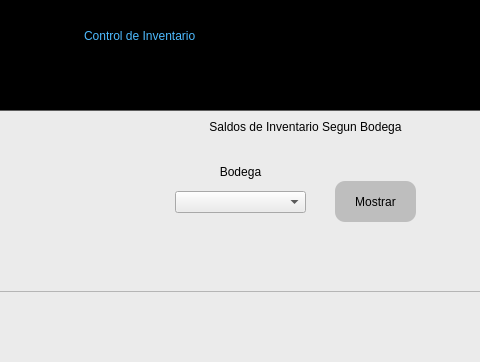
This is Interfaz/proyecto_program-2.ui in jbrenes1984/proj-yectoFinalGrupo4 as Qt 5 draws it before an edit; both pictures show x 296 to 776 and y 0 to 362 of the 994 by 681 pixel window. The edited form follows.
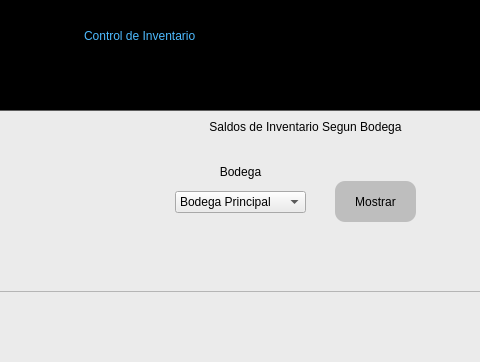
This is the edited form. The open tabs and pages were chosen to show the change.

```diff
--- a/Interfaz/proyecto_program-2.ui
+++ b/Interfaz/proyecto_program-2.ui
@@ -1878,11 +1878,6 @@
               <height>22</height>
              </rect>
             </property>
-            <item>
-             <property name="text">
-              <string/>
-             </property>
-            </item>
             <item>
              <property name="text">
               <string>Bodega Principal</string>
```
Left out of the diff: 12 changed lines with no effect on the pictures.
